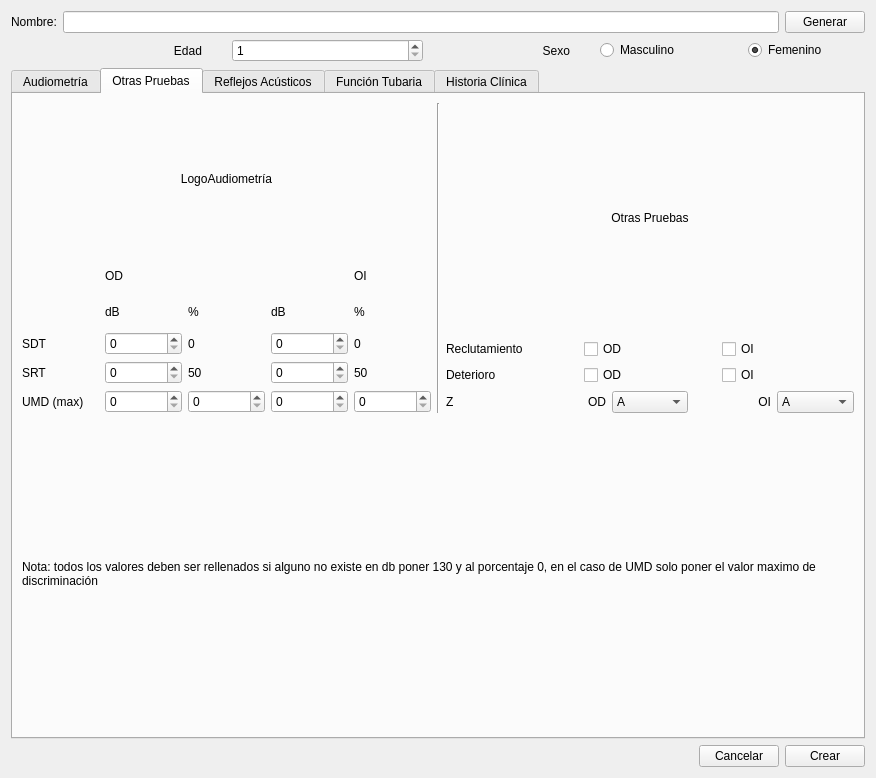
Debaq/LabSim, file src/UI/Audimetry_create_profile.ui: the form before one commit.
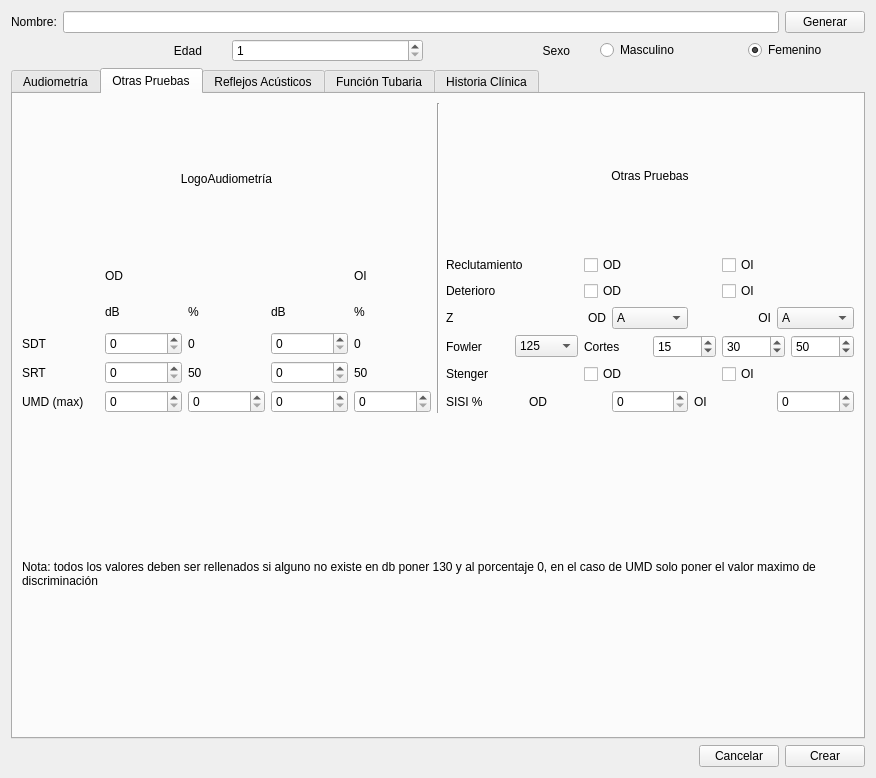
The form after the commit. The open tabs and pages were chosen to show the change.

Commit message: Repara flujo de Fowler y agrega Stenger, SISI y decaimiento tonal al audiómetro

```diff
--- a/src/UI/Audimetry_create_profile.ui
+++ b/src/UI/Audimetry_create_profile.ui
@@ -1484,6 +1484,182 @@
          </item>
         </layout>
        </item>
+       <item>
+        <layout class="QHBoxLayout" name="horizontalLayout_fowler">
+         <item>
+          <widget class="QLabel" name="label_64">
+           <property name="text">
+            <string>Fowler</string>
+           </property>
+          </widget>
+         </item>
+         <item>
+          <widget class="QComboBox" name="cb_fowler_freq">
+           <item>
+            <property name="text">
+             <string>125</string>
+            </property>
+           </item>
+           <item>
+            <property name="text">
+             <string>250</string>
+            </property>
+           </item>
+           <item>
+            <property name="text">
+             <string>500</string>
+            </property>
+           </item>
+           <item>
+            <property name="text">
+             <string>1000</string>
+            </property>
+           </item>
+           <item>
+            <property name="text">
+             <string>2000</string>
+            </property>
+           </item>
+           <item>
+            <property name="text">
+             <string>3000</string>
+            </property>
+           </item>
+           <item>
+            <property name="text">
+             <string>4000</string>
+            </property>
+           </item>
+           <item>
+            <property name="text">
+             <string>6000</string>
+            </property>
+           </item>
+           <item>
+            <property name="text">
+             <string>8000</string>
+            </property>
+           </item>
+          </widget>
+         </item>
+         <item>
+          <widget class="QLabel" name="label_65">
+           <property name="text">
+            <string>Cortes</string>
+           </property>
+          </widget>
+         </item>
+         <item>
+          <widget class="QSpinBox" name="spbox_fowler_cut_1">
+           <property name="maximum">
+            <number>90</number>
+           </property>
+           <property name="singleStep">
+            <number>5</number>
+           </property>
+           <property name="value">
+            <number>15</number>
+           </property>
+          </widget>
+         </item>
+         <item>
+          <widget class="QSpinBox" name="spbox_fowler_cut_2">
+           <property name="maximum">
+            <number>90</number>
+           </property>
+           <property name="singleStep">
+            <number>5</number>
+           </property>
+           <property name="value">
+            <number>30</number>
+           </property>
+          </widget>
+         </item>
+         <item>
+          <widget class="QSpinBox" name="spbox_fowler_cut_3">
+           <property name="maximum">
+            <number>90</number>
+           </property>
+           <property name="singleStep">
+            <number>5</number>
+           </property>
+           <property name="value">
+            <number>50</number>
+           </property>
+          </widget>
+         </item>
+        </layout>
+       </item>
+       <item>
+        <layout class="QHBoxLayout" name="horizontalLayout_stenger">
+         <item>
+          <widget class="QLabel" name="label_66">
+           <property name="text">
+            <string>Stenger</string>
+           </property>
+          </widget>
+         </item>
+         <item>
+          <widget class="QCheckBox" name="chbox_stenger_od">
+           <property name="text">
+            <string>OD</string>
+           </property>
+          </widget>
+         </item>
+         <item>
+          <widget class="QCheckBox" name="chbox_stenger_oi">
+           <property name="text">
+            <string>OI</string>
+           </property>
+          </widget>
+         </item>
+        </layout>
+       </item>
+       <item>
+        <layout class="QHBoxLayout" name="horizontalLayout_sisi">
+         <item>
+          <widget class="QLabel" name="label_67">
+           <property name="text">
+            <string>SISI %</string>
+           </property>
+          </widget>
+         </item>
+         <item>
+          <widget class="QLabel" name="label_68">
+           <property name="text">
+            <string>OD</string>
+           </property>
+          </widget>
+         </item>
+         <item>
+          <widget class="QSpinBox" name="spbox_sisi_od">
+           <property name="maximum">
+            <number>100</number>
+           </property>
+           <property name="singleStep">
+            <number>5</number>
+           </property>
+          </widget>
+         </item>
+         <item>
+          <widget class="QLabel" name="label_69">
+           <property name="text">
+            <string>OI</string>
+           </property>
+          </widget>
+         </item>
+         <item>
+          <widget class="QSpinBox" name="spbox_sisi_oi">
+           <property name="maximum">
+            <number>100</number>
+           </property>
+           <property name="singleStep">
+            <number>5</number>
+           </property>
+          </widget>
+         </item>
+        </layout>
+       </item>
       </layout>
      </item>
     </layout>
```
The commit also changes 6 other files.
